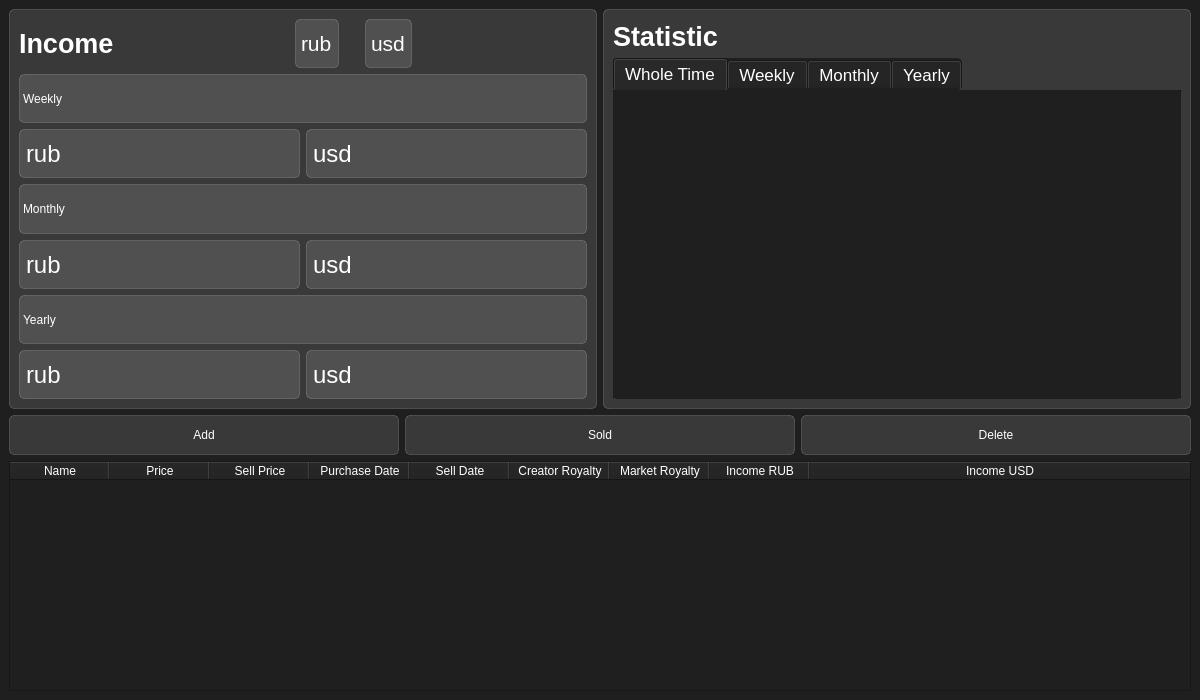
This is ui/ui_files/ui_main.ui in A-Lazar-A/LazarusApp as Qt 5 draws it before an edit. The edited form follows.
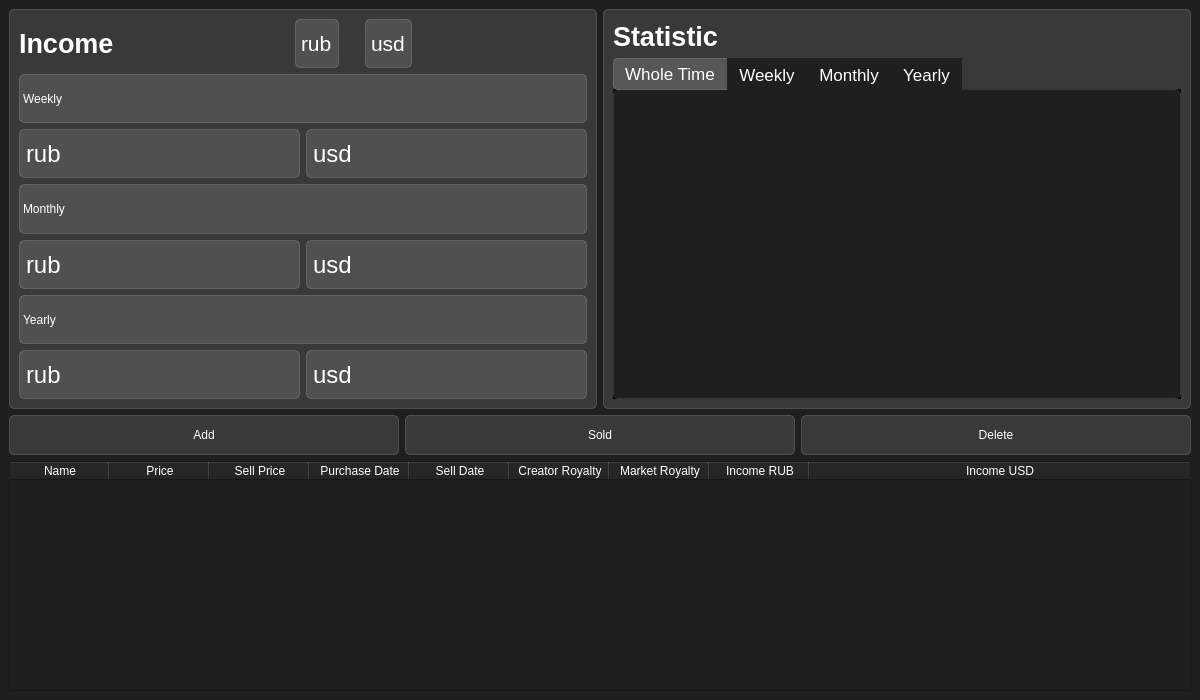
This is the edited form. The open tabs and pages were chosen to show the change. Icons and pictures are not drawn. Custom widgets are drawn as their Qt base class.

Commit message: Style changes for windows

What changed in the file:
```diff
--- a/ui/ui_files/ui_main.ui
+++ b/ui/ui_files/ui_main.ui
@@ -321,8 +321,25 @@
             </font>
            </property>
            <property name="styleSheet">
-            <string notr="true">background-color: rgb(31, 31, 31);
-border: none;</string>
+            <string notr="true">QTabBar::tab {
+  background: rgb(31, 31, 31); 
+
+} 
+QTabWidget{
+  background-color: rgb(31, 31, 31); 
+}
+QTabBar::tab:selected { 
+  background: rgba(255,255,255,10); 
+
+}
+QTabWidget::pane {
+background: black;
+  top:-1px; 
+
+
+} 
+
+</string>
            </property>
            <property name="tabPosition">
             <enum>QTabWidget::North</enum>
@@ -345,13 +362,13 @@
               <number>0</number>
              </property>
              <property name="leftMargin">
-              <number>1</number>
+              <number>0</number>
              </property>
              <property name="topMargin">
               <number>0</number>
              </property>
              <property name="rightMargin">
-              <number>1</number>
+              <number>0</number>
              </property>
              <property name="bottomMargin">
               <number>0</number>
@@ -359,8 +376,10 @@
              <item>
               <widget class="QChartView" name="whole_chart" native="true">
                <property name="styleSheet">
-                <string notr="true">background-color: none;
-border: none;</string>
+                <string notr="true">
+background: rgb(31, 31, 31); 
+border: none;
+border-radius: 0px;</string>
                </property>
               </widget>
              </item>
```
Left out of the diff: 65 changed lines with no effect on the pictures. The commit also changes 3 other files.
